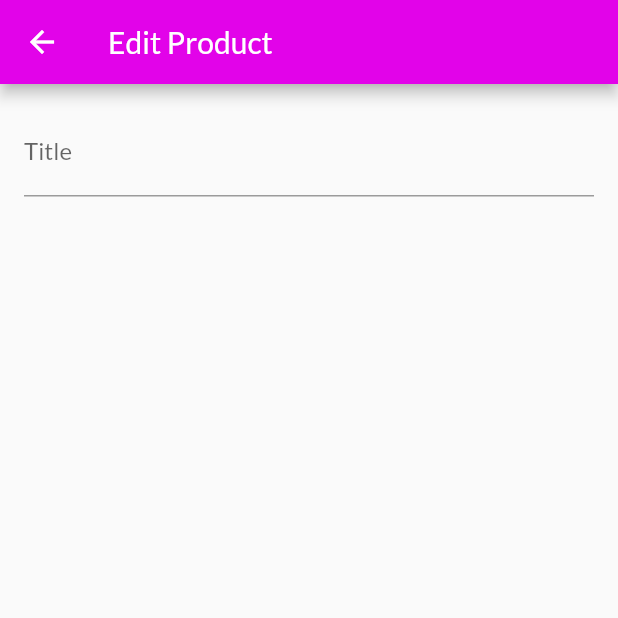
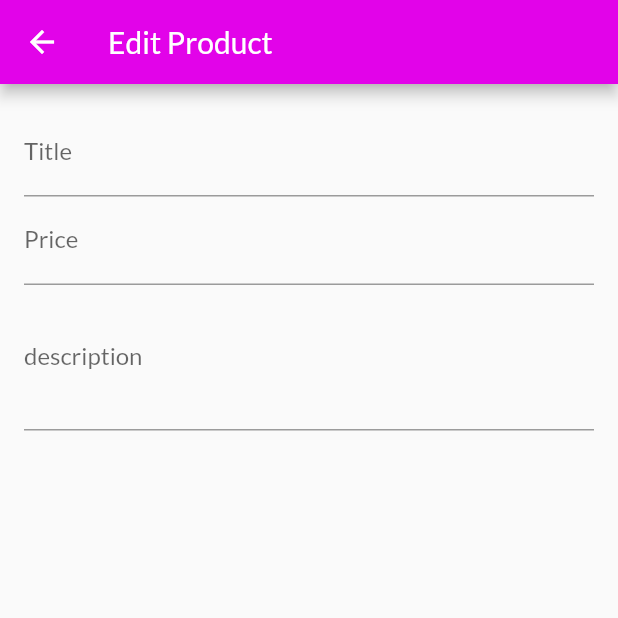
Before and after one commit to Daniel-Sogbey/shop_app, a Flutter app: the EditProductScreen screen opened by its route, on a phone screen of 412 x 824 dp, the top half of it. Run offline on Flutter 3.47's test engine with Material 2 defaults, Android fonts, the phone set to English and light mode, and no system bars; network calls fail.

Commit message:
added form fields for price and description with a focus node

```diff
--- a/lib/screens/edit_product_screen.dart
+++ b/lib/screens/edit_product_screen.dart
@@ -7,6 +7,16 @@ class EditProductScreen extends StatefulWidget {
 }
 
 class _EditProductScreenState extends State<EditProductScreen> {
+  var _priceFocusNode = FocusNode();
+  var _descriptionFocusNode = FocusNode();
+
+  @override
+  void dispose() {
+    _priceFocusNode.dispose();
+    _descriptionFocusNode.dispose();
+    super.dispose();
+  }
+
   @override
   Widget build(BuildContext context) {
     return Scaffold(
@@ -19,10 +29,28 @@ class _EditProductScreenState extends State<EditProductScreen> {
           child: ListView(
             children: <Widget>[
               TextFormField(
-                decoration: InputDecoration(
-                  labelText: 'Title',
+                decoration: InputDecoration(labelText: 'Title'),
+                textInputAction: TextInputAction.next,
+                onFieldSubmitted: (value) =>
+                    FocusScope.of(context).requestFocus(
+                  _priceFocusNode,
                 ),
+              ),
+              TextFormField(
+                decoration: InputDecoration(labelText: 'Price'),
                 textInputAction: TextInputAction.next,
+                keyboardType: TextInputType.number,
+                focusNode: _priceFocusNode,
+                onFieldSubmitted: (value) =>
+                    FocusScope.of(context).requestFocus(
+                  _descriptionFocusNode,
+                ),
+              ),
+              TextFormField(
+                decoration: InputDecoration(labelText: 'description'),
+                maxLines: 3,
+                keyboardType: TextInputType.multiline,
+                focusNode: _descriptionFocusNode,
               ),
             ],
           ),
```
